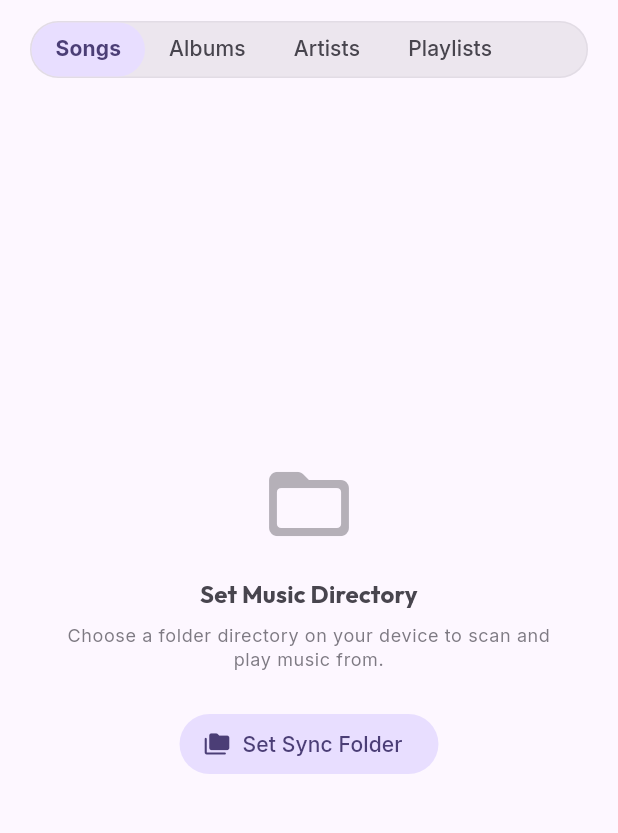
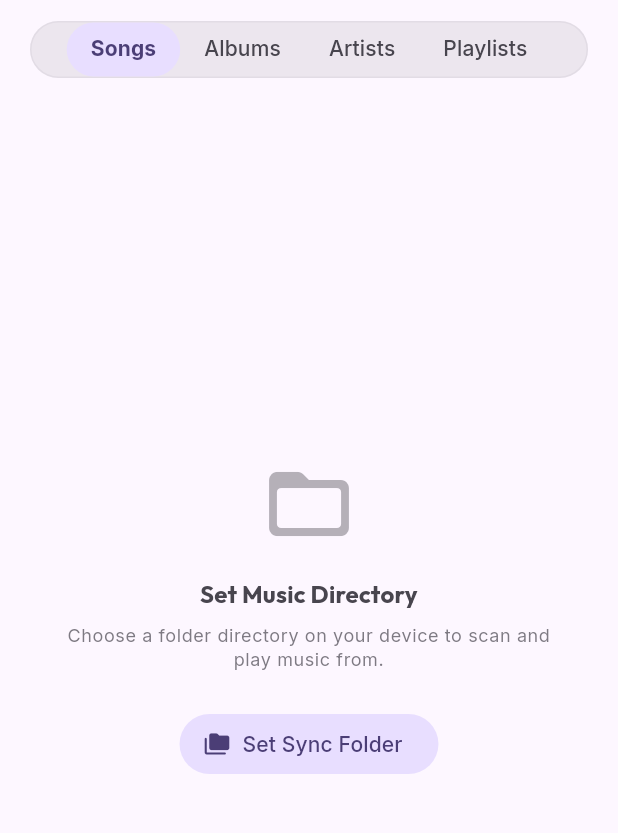
Before and after one commit to yurtemre7/sonora, a Flutter app: the screen it shows after launch, after a tap on "Skip", on a phone screen of 412 x 824 dp, the part 90-923 px from its top. Run offline on Flutter 3.47's test engine with Material 3 defaults, Android fonts, the phone set to English and light mode, and no system bars; our stand-ins replace audio_service, file_picker, google_fonts, just_audio, permission_handler, shared_preferences; missing offline and left inert: audio_session, audio_tags_lofty.

Commit message:
style: center scrollable TabBar items and add horizontal padding to tabs

```diff
--- a/lib/screens/home_screen.dart
+++ b/lib/screens/home_screen.dart
@@ -570,7 +570,7 @@ class _HomeScreenState extends State<HomeScreen> with SingleTickerProviderStateM
                     child: TabBar(
                       controller: _tabController,
                       isScrollable: true,
-                      tabAlignment: TabAlignment.start,
+                      tabAlignment: TabAlignment.center,
                       dividerColor: Colors.transparent,
                       indicatorSize: TabBarIndicatorSize.tab,
                       splashBorderRadius: BorderRadius.circular(18),
@@ -584,6 +584,7 @@ class _HomeScreenState extends State<HomeScreen> with SingleTickerProviderStateM
                       ),
                       unselectedLabelColor: theme.colorScheme.onSurfaceVariant,
                       unselectedLabelStyle: theme.textTheme.labelLarge,
+                      labelPadding: const EdgeInsets.symmetric(horizontal: 16),
                       tabs: const [
                         Tab(text: 'Songs'),
                         Tab(text: 'Albums'),
```
